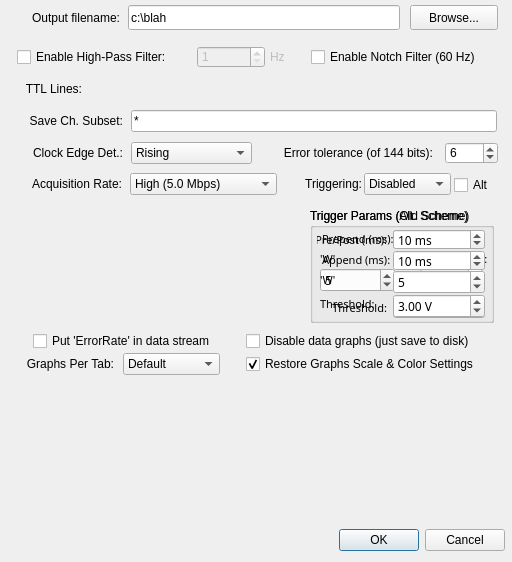
This is Bug_ConfigDialog.ui in acorver/SpikeGL as Qt 5 draws it before an edit. The edited form follows.
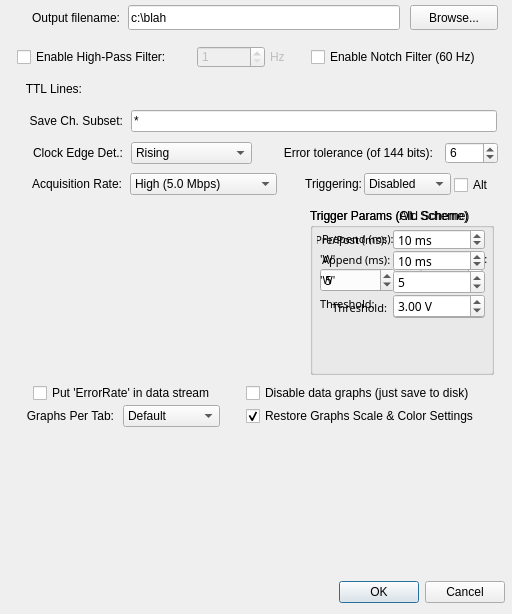
This is the edited form. Icons and pictures are not drawn.

The edit to the form file:
```diff
--- a/Bug_ConfigDialog.ui
+++ b/Bug_ConfigDialog.ui
@@ -10,7 +10,7 @@
     <x>0</x>
     <y>0</y>
     <width>512</width>
-    <height>562</height>
+    <height>614</height>
    </rect>
   </property>
   <property name="windowTitle">
@@ -30,7 +30,7 @@
    <property name="geometry">
     <rect>
      <x>330</x>
-     <y>524</y>
+     <y>576</y>
      <width>175</width>
      <height>32</height>
     </rect>
@@ -138,7 +138,7 @@
    <property name="geometry">
     <rect>
      <x>246</x>
-     <y>330</y>
+     <y>382</y>
      <width>261</width>
      <height>22</height>
     </rect>
@@ -333,7 +333,7 @@
    <property name="geometry">
     <rect>
      <x>246</x>
-     <y>353</y>
+     <y>405</y>
      <width>261</width>
      <height>22</height>
     </rect>
@@ -355,7 +355,7 @@
    <property name="geometry">
     <rect>
      <x>123</x>
-     <y>353</y>
+     <y>405</y>
      <width>97</width>
      <height>22</height>
     </rect>
@@ -409,7 +409,7 @@
    <property name="geometry">
     <rect>
      <x>10</x>
-     <y>353</y>
+     <y>405</y>
      <width>104</width>
      <height>22</height>
     </rect>
@@ -630,7 +630,7 @@
    <property name="geometry">
     <rect>
      <x>26</x>
-     <y>393</y>
+     <y>445</y>
      <width>461</width>
      <height>120</height>
     </rect>
@@ -655,7 +655,7 @@
      <x>310</x>
      <y>208</y>
      <width>184</width>
-     <height>115</height>
+     <height>167</height>
     </rect>
    </property>
    <property name="title">
@@ -922,7 +922,7 @@
      <x>310</x>
      <y>208</y>
      <width>184</width>
-     <height>115</height>
+     <height>167</height>
     </rect>
    </property>
    <property name="title">
@@ -1190,7 +1190,7 @@
    <property name="geometry">
     <rect>
      <x>33</x>
-     <y>330</y>
+     <y>382</y>
      <width>204</width>
      <height>22</height>
     </rect>
```
Left out of the diff: 2 changed lines with no effect on the pictures.
